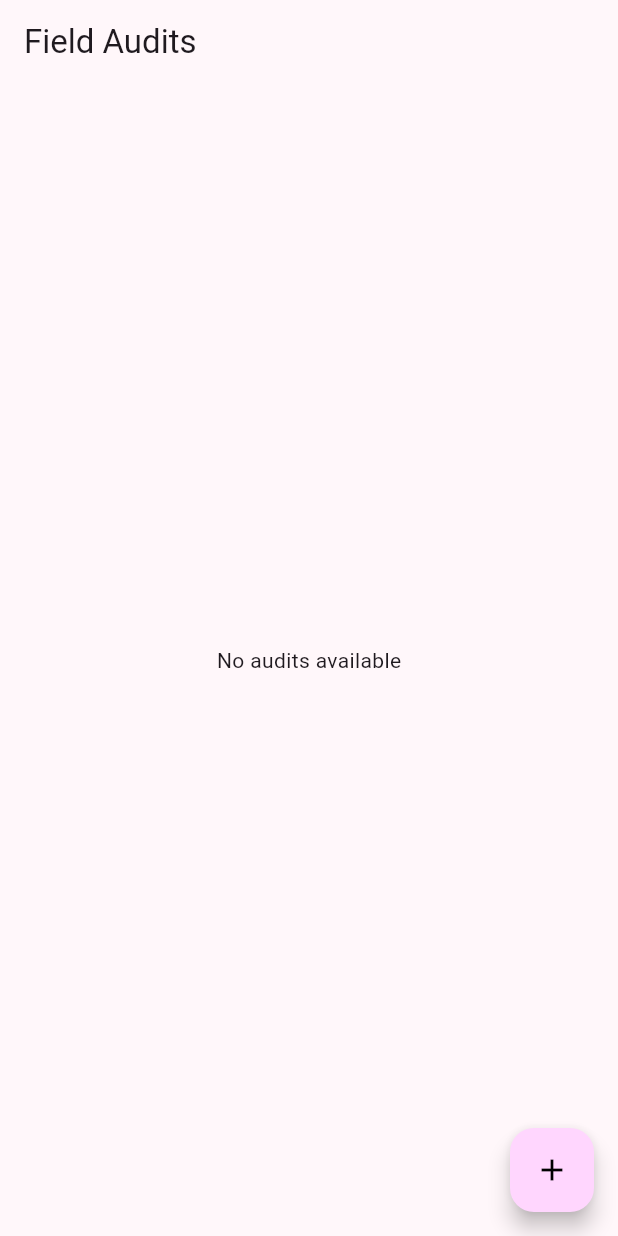
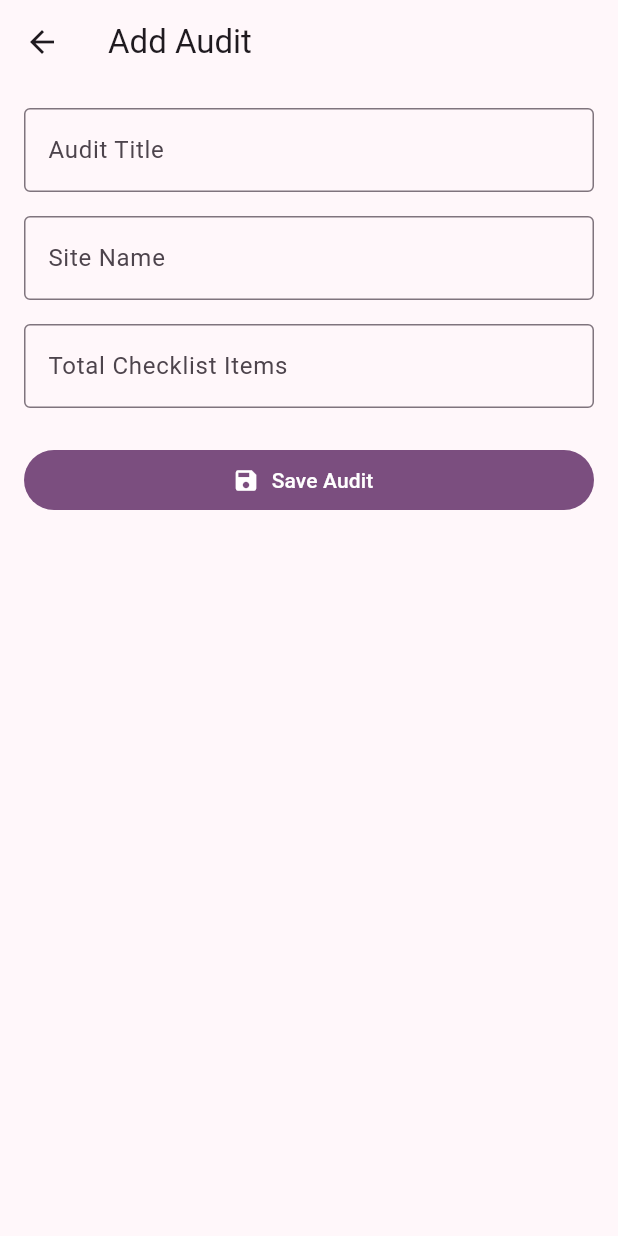
Before and after one commit to smg-developer/field-audit-lite, a Flutter app: the screen it shows after launch, after a tap on the "add" icon, on a phone screen of 412 x 824 dp. Run offline on Flutter 3.47's test engine with Material 3 defaults, Android fonts, the light colour scheme and no system bars; our stand-ins replace flutter_riverpod, shared_preferences.

Commit message:
Completed initial Create and List flow for Offline data storage

```diff
--- a/lib/features/audits/presentation/providers/audit_provider.dart
+++ b/lib/features/audits/presentation/providers/audit_provider.dart
@@ -1,13 +1,38 @@
 import 'package:field_audit_lite/features/audits/data/datasources/audit_local_datasource.dart';
 import 'package:field_audit_lite/features/audits/data/repositories/audit_repo_impl.dart';
 import 'package:field_audit_lite/features/audits/domain/entities/audit.dart';
+import 'package:field_audit_lite/features/audits/domain/repositories/audit_repository.dart';
 import 'package:flutter_riverpod/flutter_riverpod.dart';
+import 'package:flutter_riverpod/legacy.dart';
 
 final auditsRepositoryProvider = Provider((ref) {
   return AuditRepoImpl(localDataSource: AuditLocalDataSource());
 });
 
-final auditsProvider = FutureProvider<List<Audit>>((ref) async {
-  final repository = ref.read(auditsRepositoryProvider);
-  return repository.getAudits();
-});
+// final auditsProvider = FutureProvider<List<Audit>>((ref) async {
+//   final repository = ref.read(auditsRepositoryProvider);
+//   return repository.getAudits();
+// });
+
+final auditsProvider = AsyncNotifierProvider<AuditNotifier, List<Audit>>(
+  AuditNotifier.new,
+);
+
+class AuditNotifier extends AsyncNotifier<List<Audit>> {
+  late final AuditRepository _repository;
+
+  @override
+  Future<List<Audit>> build() async {
+    _repository = ref.read(auditsRepositoryProvider);
+
+    return _repository.getAudits();
+  }
+
+  Future<void> addAudit(Audit audit) async {
+    await _repository.saveAudit(audit);
+
+    final audits = await _repository.getAudits();
+
+    state = AsyncData(audits);
+  }
+}
--- /dev/null
+++ b/lib/features/audits/presentation/screens/add_audit_screen.dart
@@ -0,0 +1,157 @@
+import 'package:field_audit_lite/features/audits/domain/entities/audit.dart';
+import 'package:field_audit_lite/features/audits/presentation/providers/audit_provider.dart';
+import 'package:flutter/material.dart';
+import 'package:flutter_riverpod/flutter_riverpod.dart';
+
+class AddAuditScreen extends ConsumerStatefulWidget {
+  const AddAuditScreen({super.key});
+
+  @override
+  ConsumerState<AddAuditScreen> createState() => _AddAuditScreenState();
+}
+
+class _AddAuditScreenState extends ConsumerState<AddAuditScreen> {
+  final _formKey = GlobalKey<FormState>();
+
+  final _titleController = TextEditingController();
+  final _siteController = TextEditingController();
+  final _totalItemsController = TextEditingController();
+
+  bool _isSaving = false;
+
+  @override
+  void dispose() {
+    _titleController.dispose();
+    _siteController.dispose();
+    _totalItemsController.dispose();
+    super.dispose();
+  }
+
+  void _saveAudit() async {
+    if (!_formKey.currentState!.validate()) {
+      return;
+    }
+
+    setState(() {
+      _isSaving = true;
+    });
+
+    final auditObj = Audit(
+      id: DateTime.now().toString(),
+      title: _titleController.text.trim(),
+      siteName: _siteController.text.trim(),
+      totalItems: int.parse(_totalItemsController.text.trim()),
+      completedItems: 0,
+      isSynced: false,
+    );
+
+    try {
+      await ref.read(auditsProvider.notifier).addAudit(auditObj);
+
+      SnackBar(
+        content: Text('Audit "${_titleController.text}" added successfully!'),
+      );
+
+      _titleController.clear();
+      _siteController.clear();
+      _totalItemsController.clear();
+
+      if (!mounted) return;
+
+      Navigator.of(context).pop();
+    } catch (e) {
+      if (!mounted) return;
+
+      ScaffoldMessenger.of(
+        context,
+      ).showSnackBar(SnackBar(content: Text('Failed to save audit: $e')));
+    } finally {
+      if (mounted) {
+        setState(() {
+          _isSaving = false;
+        });
+      }
+    }
+  }
+
+  @override
+  Widget build(BuildContext context) {
+    return Scaffold(
+      appBar: AppBar(title: const Text('Add Audit')),
+      body: Form(
+        key: _formKey,
+        child: ListView(
+          padding: const EdgeInsets.all(16),
+          children: [
+            TextFormField(
+              controller: _titleController,
+              decoration: const InputDecoration(
+                labelText: 'Audit Title',
+                hintText: 'Electrical Safety Inspection',
+                border: OutlineInputBorder(),
+              ),
+              validator: (value) {
+                if (value == null || value.trim().isEmpty) {
+                  return 'Please enter an audit title';
+                }
+                return null;
+              },
+            ),
+
+            const SizedBox(height: 16),
+
+            TextFormField(
+              controller: _siteController,
+              decoration: const InputDecoration(
+                labelText: 'Site Name',
+                hintText: 'Mumbai Office',
+                border: OutlineInputBorder(),
+              ),
+              validator: (value) {
+                if (value == null || value.trim().isEmpty) {
+                  return 'Please enter a site name';
+                }
+                return null;
+              },
+            ),
+
+            const SizedBox(height: 16),
+
+            TextFormField(
+              controller: _totalItemsController,
+              keyboardType: TextInputType.number,
+              decoration: const InputDecoration(
+                labelText: 'Total Checklist Items',
+                hintText: '10',
+                border: OutlineInputBorder(),
+              ),
+              validator: (value) {
+                final number = int.tryParse(value ?? '');
+
+                if (number == null || number <= 0) {
+                  return 'Enter a valid number';
+                }
+
+                return null;
+              },
+            ),
+
+            const SizedBox(height: 24),
+
+            FilledButton.icon(
+              onPressed: _isSaving ? null : _saveAudit,
+              icon: _isSaving
+                  ? const SizedBox(
+                      height: 18,
+                      width: 18,
+                      child: CircularProgressIndicator(strokeWidth: 2),
+                    )
+                  : const Icon(Icons.save),
+              label: Text(_isSaving ? 'Saving...' : 'Save Audit'),
+            ),
+          ],
+        ),
+      ),
+    );
+  }
+}
--- a/lib/features/audits/presentation/screens/audit_list_screen.dart
+++ b/lib/features/audits/presentation/screens/audit_list_screen.dart
@@ -1,4 +1,5 @@
 import 'package:field_audit_lite/features/audits/presentation/providers/audit_provider.dart';
+import 'package:field_audit_lite/features/audits/presentation/screens/add_audit_screen.dart';
 import 'package:flutter/material.dart';
 import 'package:flutter_riverpod/flutter_riverpod.dart';
 
@@ -13,7 +14,13 @@ class AuditListScreen extends ConsumerWidget {
       appBar: AppBar(title: const Text('Field Audits')),
       floatingActionButton: FloatingActionButton(
         onPressed: () {
-          // We'll navigate to AddAuditScreen here
+          Navigator.of(context).push(
+            MaterialPageRoute(
+              builder: (ctx) {
+                return AddAuditScreen();
+              },
+            ),
+          );
         },
         child: const Icon(Icons.add, color: Colors.black),
       ),
```
